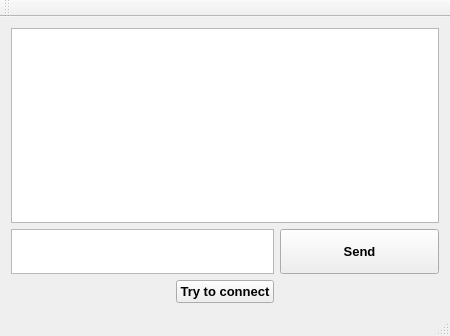
Old version of the form 2sem/hw8/task8_1/client/clientspp.ui in the repository spp-plotnikov/homeworks.
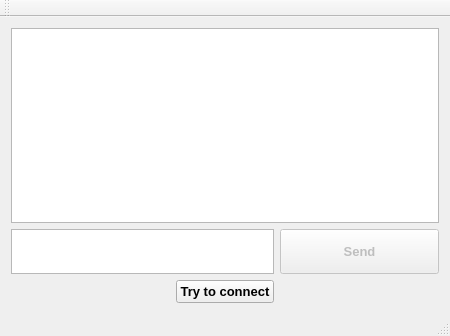
New version of the form. Icons and pictures are not drawn.

Commit message: added ability ti send messages

The edit to the form file:
```diff
--- a/2sem/hw8/task8_1/client/clientspp.ui
+++ b/2sem/hw8/task8_1/client/clientspp.ui
@@ -80,6 +80,9 @@
     </item>
     <item row="1" column="2">
      <widget class="QPushButton" name="sendButton">
+      <property name="enabled">
+       <bool>false</bool>
+      </property>
       <property name="minimumSize">
        <size>
         <width>0</width>
```
Left out of the diff: 2 changed lines with no effect on the pictures. The commit also changes 2 other files.
